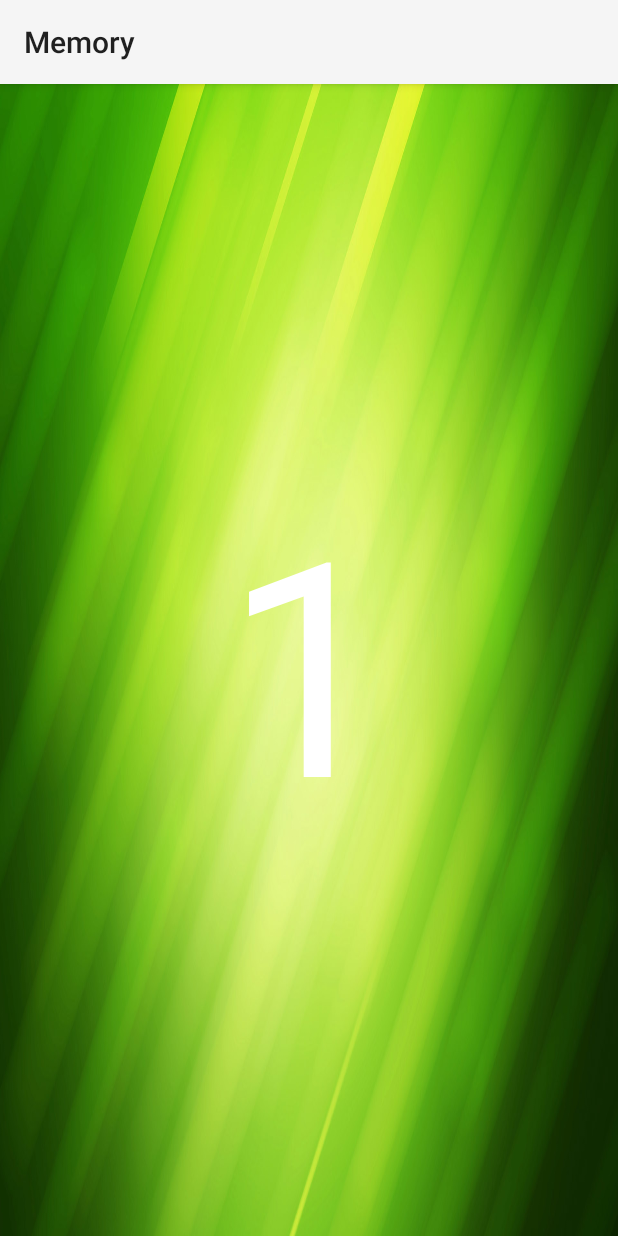
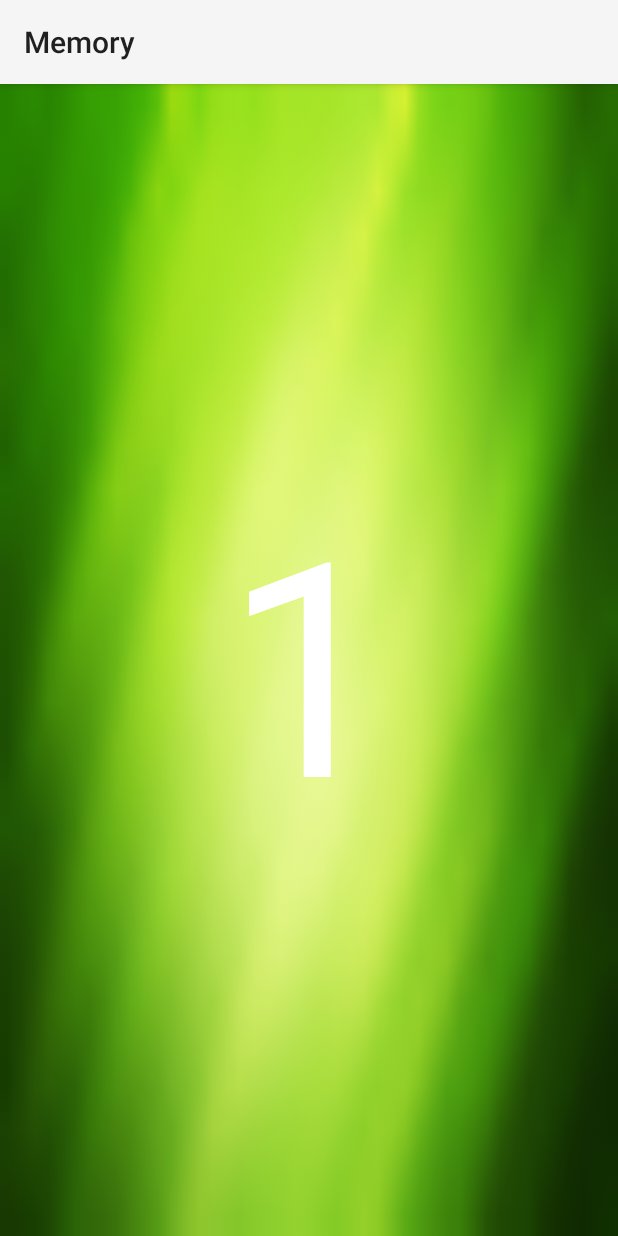
Before and after one commit to martofeld/androidtraining-memory, an Android app: the screen it shows after launch (GreenActivity), on a phone screen of 412 x 824 dp. Run offline under Robolectric (Android 15) with nearby library versions, the phone set to English and light mode, and no system bars.

Commit message:
possible fix for the app crash, made it to 300 without crash

```diff
--- a/app/build.gradle
+++ b/app/build.gradle
@@ -13,7 +13,7 @@ android {
     }
     buildTypes {
         release {
-            runProguard false
+            minifyEnabled false
             proguardFiles getDefaultProguardFile('proguard-android.txt'), 'proguard-rules.pro'
         }
     }
--- a/app/src/main/java/com/melitraining/memory/activities/AbstractColorActivity.java
+++ b/app/src/main/java/com/melitraining/memory/activities/AbstractColorActivity.java
@@ -2,6 +2,10 @@ package com.melitraining.memory.activities;
 
 import android.app.Activity;
 import android.content.Intent;
+import android.content.res.Resources;
+import android.graphics.Bitmap;
+import android.graphics.BitmapFactory;
+import android.graphics.drawable.BitmapDrawable;
 import android.graphics.drawable.Drawable;
 import android.os.Bundle;
 import android.view.GestureDetector;
@@ -11,8 +15,8 @@ import android.widget.RelativeLayout;
 import android.widget.TextView;
 
 import com.melitraining.memory.R;
+import com.melitraining.memory.activities.colors.BlueActivity;
 import com.melitraining.memory.activities.colors.CyanActivity;
-import com.melitraining.memory.activities.colors.BlueActivity;
 import com.melitraining.memory.activities.colors.GreenActivity;
 import com.melitraining.memory.activities.colors.RedActivity;
 import com.melitraining.memory.tracking.StepsTracker;
@@ -22,23 +26,33 @@ import com.melitraining.memory.util.GlobalCounter;
  * Created by ngiagnoni on 11/12/14.
  */
 public abstract class AbstractColorActivity extends Activity {
+    TextView counter;
+    RelativeLayout container;
+    Drawable drawable;
     @Override
     protected final void onCreate(Bundle savedInstanceState) {
         super.onCreate(savedInstanceState);
         setContentView(R.layout.activity_abstract_color);
-        RelativeLayout container = (RelativeLayout) findViewById(R.id.color);
-        TextView counter = (TextView) findViewById(R.id.counter);
+        drawable = decodeSampledBitmapFromResource(getResources(), getResourceId(), 10, 10);
+
+        container = (RelativeLayout) findViewById(R.id.color);
+        container.setBackground(drawable);
+        container.setOnTouchListener(listener);
+
+        counter = (TextView) findViewById(R.id.counter);
         counter.setText(String.valueOf(GlobalCounter.COUNTER));
-        container.setBackground(getDrawable());
-        container.setOnTouchListener(listener);
-        StepsTracker.getInstance().addActivityStep(this);
+
+        StepsTracker.getInstance().addActivityStep(this.getClass().getName());
     }
 
 
     static final int MIN_DISTANCE = 100;
     private float downX, downY, upX, upY;
 
-    private void startColorActivity(Class clasz){
+    private void startColorActivity(Class clasz) {
+        counter = null;
+        container = null;
+        drawable = null;
         GlobalCounter.COUNTER++;
         Intent i = new Intent(this, clasz);
         startActivity(i);
@@ -132,22 +146,64 @@ public abstract class AbstractColorActivity extends Activity {
 
     /**
      * Get a solid background color for my current container
+     *
      * @return Solid color
      */
     protected abstract int getBackColor();
 
     /**
      * Get a bitmap background drawable for my current container
+     *
      * @return Background drawable
      */
     protected abstract Drawable getDrawable();
 
+    protected abstract int getResourceId();
+
     @Override
     public void onTrimMemory(int level) {
-        if (level == TRIM_MEMORY_UI_HIDDEN){
+        if (level == TRIM_MEMORY_UI_HIDDEN) {
             StepsTracker.getInstance().trackCurrentSteps();
         }
 
         super.onTrimMemory(level);
     }
+
+    public static int calculateInSampleSize(BitmapFactory.Options options, int reqWidth, int reqHeight) {
+        // Raw height and width of image
+        final int height = options.outHeight;
+        final int width = options.outWidth;
+        int inSampleSize = 1;
+
+        if (height > reqHeight || width > reqWidth) {
+
+            final int halfHeight = height / 2;
+            final int halfWidth = width / 2;
+
+            // Calculate the largest inSampleSize value that is a power of 2 and keeps both
+            // height and width larger than the requested height and width.
+            while ((halfHeight / inSampleSize) > reqHeight
+                    && (halfWidth / inSampleSize) > reqWidth) {
+                inSampleSize *= 2;
+            }
+        }
+
+        return inSampleSize;
+    }
+
+    public static Drawable decodeSampledBitmapFromResource(Resources res, int resId, int reqWidth, int reqHeight) {
+
+        // First decode with inJustDecodeBounds=true to check dimensions
+        final BitmapFactory.Options options = new BitmapFactory.Options();
+        options.inJustDecodeBounds = true;
+        BitmapFactory.decodeResource(res, resId, options);
+
+        // Calculate inSampleSize
+        options.inSampleSize = calculateInSampleSize(options, reqWidth, reqHeight);
+
+        // Decode bitmap with inSampleSize set
+        options.inJustDecodeBounds = false;
+
+        return new BitmapDrawable(res, BitmapFactory.decodeResource(res, resId, options));
+    }
 }
--- a/app/src/main/java/com/melitraining/memory/activities/colors/BlueActivity.java
+++ b/app/src/main/java/com/melitraining/memory/activities/colors/BlueActivity.java
@@ -18,4 +18,9 @@ public class BlueActivity extends AbstractColorActivity {
     protected Drawable getDrawable() {
         return getResources().getDrawable(R.drawable.blue);
     }
+
+    @Override
+    protected int getResourceId() {
+        return R.drawable.blue;
+    }
 }
--- a/app/src/main/java/com/melitraining/memory/activities/colors/CyanActivity.java
+++ b/app/src/main/java/com/melitraining/memory/activities/colors/CyanActivity.java
@@ -18,4 +18,9 @@ public class CyanActivity extends AbstractColorActivity {
     protected Drawable getDrawable() {
         return getResources().getDrawable(R.drawable.cyan);
     }
+
+    @Override
+    protected int getResourceId() {
+        return R.drawable.cyan;
+    }
 }
--- a/app/src/main/java/com/melitraining/memory/activities/colors/GreenActivity.java
+++ b/app/src/main/java/com/melitraining/memory/activities/colors/GreenActivity.java
@@ -18,4 +18,9 @@ public class GreenActivity extends AbstractColorActivity {
     protected Drawable getDrawable() {
         return getResources().getDrawable(R.drawable.green);
     }
+
+    @Override
+    protected int getResourceId() {
+        return R.drawable.green;
+    }
 }
--- a/app/src/main/java/com/melitraining/memory/tracking/StepsTracker.java
+++ b/app/src/main/java/com/melitraining/memory/tracking/StepsTracker.java
@@ -24,8 +24,8 @@ public class StepsTracker {
      */
     private StepsTracker(){}
 
-    private Queue<Activity> activityStack = new ConcurrentLinkedQueue<Activity>();
-    private LinkedList<Activity> activityCache = new LinkedList<Activity>();
+    private Queue<String> activityStack = new ConcurrentLinkedQueue<String>();
+    private LinkedList<String> activityCache = new LinkedList<String>();
 
     public static StepsTracker getInstance(){
         return INSTANCE;
@@ -35,7 +35,7 @@ public class StepsTracker {
      * Add new step to track
      * @param activity Activity to track
      */
-    public void addActivityStep(Activity activity){
+    public void addActivityStep(String activity){
         activityStack.offer(activity);
     }
 
@@ -52,8 +52,8 @@ public class StepsTracker {
      */
     private void trackCurrentInnerSteps(){
         while (!activityStack.isEmpty()){
-            Activity activity = activityStack.poll();
-            Log.d(TAG, activity.getLocalClassName());
+            String activity = activityStack.poll();
+            Log.d(TAG, activity + "DSADSA");
             activityCache.add(activity);
         }
     }
@@ -62,8 +62,8 @@ public class StepsTracker {
         Log.d(TAG, "Dumping steps because of long press");
 
         if (!activityCache.isEmpty()){
-            for (Activity activity : activityCache){
-                Log.d(TAG, activity.getLocalClassName());
+            for (String activity : activityCache){
+                Log.d(TAG, activity + "ASDASD");
             }
         }
 
--- a/build.gradle
+++ b/build.gradle
@@ -5,7 +5,7 @@ buildscript {
         jcenter()
     }
     dependencies {
-        classpath 'com.android.tools.build:gradle:0.13.2'
+        classpath 'com.android.tools.build:gradle:1.1.0'
 
         // NOTE: Do not place your application dependencies here; they belong
         // in the individual module build.gradle files
```
Also changed, not shown: app/src/main/java/com/melitraining/memory/activities/colors/RedActivity.java (+8 -0 lines), gradle/wrapper/gradle-wrapper.properties.
